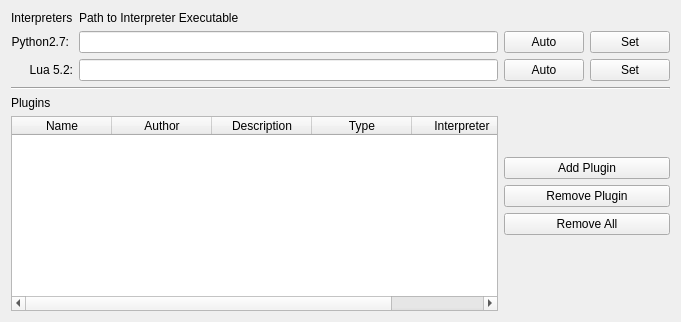
Old version of the form src/Sigil/Form_Files/PPluginWidget.ui in the repository Sigil-Ebook/Sigil.
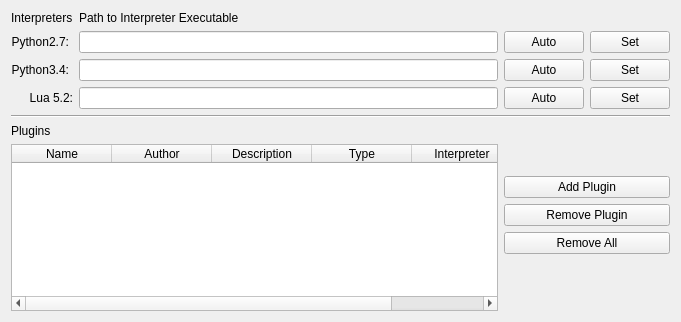
New version of the form.

Commit message: add support for python3

The edit to the form file:
```diff
--- a/src/Sigil/Form_Files/PPluginWidget.ui
+++ b/src/Sigil/Form_Files/PPluginWidget.ui
@@ -16,7 +16,7 @@
   <layout class="QVBoxLayout" name="verticalLayout">
    <item>
     <layout class="QGridLayout" name="gridLayout">
-     <item row="6" column="0" rowspan="6" colspan="2">
+     <item row="7" column="0" rowspan="6" colspan="2">
       <widget class="QTableWidget" name="pluginTable">
        <property name="sizePolicy">
         <sizepolicy hsizetype="Expanding" vsizetype="Expanding">
@@ -84,21 +84,21 @@
        </column>
       </widget>
      </item>
-     <item row="9" column="2">
+     <item row="10" column="2">
       <widget class="QPushButton" name="removeAllButton">
        <property name="text">
         <string>Remove All</string>
        </property>
       </widget>
      </item>
-     <item row="4" column="0">
+     <item row="5" column="0">
       <widget class="QLabel" name="label">
        <property name="text">
         <string>Plugins</string>
        </property>
       </widget>
      </item>
-     <item row="8" column="2">
+     <item row="9" column="2">
       <widget class="QPushButton" name="removeButton">
        <property name="text">
         <string>Remove Plugin</string>
@@ -112,7 +112,7 @@
        </property>
       </widget>
      </item>
-     <item row="7" column="2">
+     <item row="8" column="2">
       <widget class="QPushButton" name="addButton">
        <property name="text">
         <string>Add Plugin</string>
@@ -150,6 +150,29 @@
       </widget>
      </item>
      <item row="2" column="0">
+      <widget class="QLabel" name="enginePy34">
+       <property name="sizePolicy">
+        <sizepolicy hsizetype="Maximum" vsizetype="Maximum">
+         <horstretch>0</horstretch>
+         <verstretch>0</verstretch>
+        </sizepolicy>
+       </property>
+       <property name="text">
+        <string>Python3.4:</string>
+       </property>
+       <property name="alignment">
+        <set>Qt::AlignRight|Qt::AlignTrailing|Qt::AlignVCenter</set>
+       </property>
+      </widget>
+     </item>
+     <item row="2" column="1">
+      <widget class="QLineEdit" name="editPathPy34">
+       <property name="text">
+        <string/>
+       </property>
+      </widget>
+     </item>
+     <item row="3" column="0">
       <widget class="QLabel" name="engineLua52">
        <property name="text">
         <string>Lua 5.2:</string>
@@ -177,10 +200,28 @@
        </item>
       </layout>
      </item>
-     <item row="2" column="1">
-      <widget class="QLineEdit" name="editPathLua52"/>
-     </item>
      <item row="2" column="2">
+      <layout class="QHBoxLayout" name="horizontalLayout">
+       <item>
+        <widget class="QPushButton" name="Py34Auto">
+         <property name="text">
+          <string>Auto</string>
+         </property>
+        </widget>
+       </item>
+       <item>
+        <widget class="QPushButton" name="Py34Set">
+         <property name="text">
+          <string>Set</string>
+         </property>
+        </widget>
+       </item>
+      </layout>
+     </item>
+     <item row="3" column="1">
+      <widget class="QLineEdit" name="editPathLua52"/>
+     </item>
+     <item row="3" column="2">
       <layout class="QHBoxLayout" name="horizontalLayout_2">
        <item>
         <widget class="QPushButton" name="Lua52Auto">
@@ -198,14 +239,14 @@
        </item>
       </layout>
      </item>
-     <item row="3" column="0" colspan="3">
+     <item row="4" column="0" colspan="3">
       <widget class="Line" name="line_2">
        <property name="orientation">
         <enum>Qt::Horizontal</enum>
        </property>
       </widget>
      </item>
-     <item row="6" column="2">
+     <item row="7" column="2">
       <spacer name="verticalSpacer">
        <property name="orientation">
         <enum>Qt::Vertical</enum>
@@ -218,7 +259,7 @@
        </property>
       </spacer>
      </item>
-     <item row="10" column="2">
+     <item row="11" column="2">
       <spacer name="verticalSpacer_2">
        <property name="orientation">
         <enum>Qt::Vertical</enum>
```
